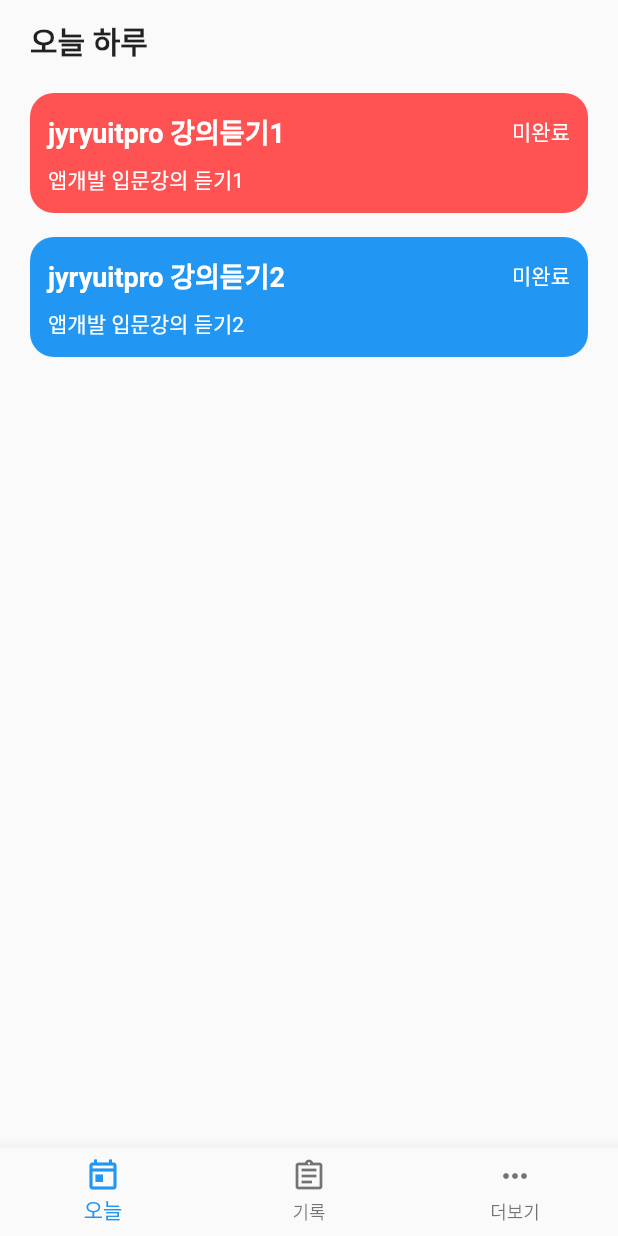
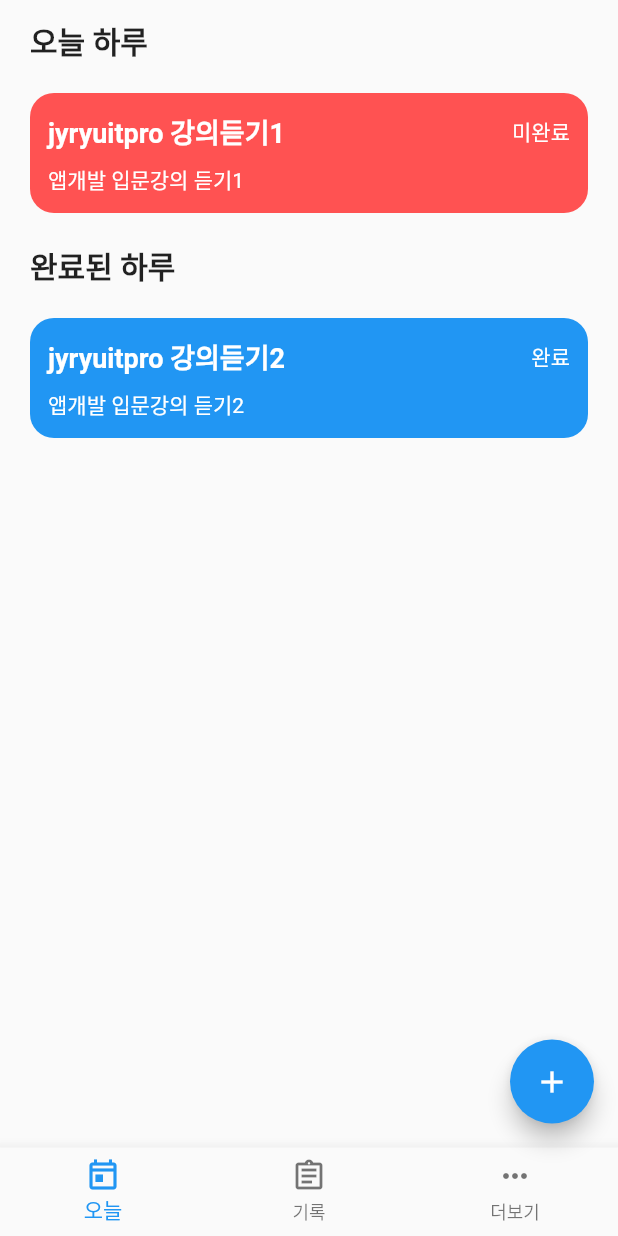
Before and after one commit to jyryuitpro/todo, a Flutter app: the screen it shows after launch, on a phone screen of 412 x 824 dp. Run offline on Flutter 3.47's test engine with Material 2 defaults, Android fonts, the phone set to English and light mode, and no system bars.

```diff
--- a/lib/main.dart
+++ b/lib/main.dart
@@ -1,5 +1,7 @@
 import 'package:flutter/material.dart';
 import 'package:todo/data/todo.dart';
+import 'package:todo/data/utils.dart';
+import 'package:todo/todo_write_page.dart';
 
 void main() {
   runApp(MyApp());
@@ -43,7 +45,7 @@ class _MyHomePageState extends State<MyHomePage> {
       memo: '앱개발 입문강의 듣기2',
       category: '공부',
       color: Colors.blue.value,
-      done: 0,
+      done: 1,
       date: 20210913,
     ),
   ];
@@ -77,12 +79,16 @@ class _MyHomePageState extends State<MyHomePage> {
               ),
             );
           } else if (index == 1) {
+            List<Todo> undone = todos.where((element) {
+              return element.done == 0;
+            }).toList();
+
             return Container(
               child: Column(
                 children: List.generate(
-                  todos.length,
+                  undone.length,
                   (index) {
-                    Todo t = todos[index];
+                    Todo t = undone[index];
                     return Container(
                       decoration: BoxDecoration(
                         color: Color(t.color),
@@ -135,10 +141,108 @@ class _MyHomePageState extends State<MyHomePage> {
               ),
             );
           } else if (index == 2) {
-          } else if (index == 3) {}
+            return Container(
+              margin: EdgeInsets.symmetric(
+                vertical: 12,
+                horizontal: 20,
+              ),
+              child: Text(
+                '완료된 하루',
+                style: TextStyle(
+                  fontSize: 20,
+                  fontWeight: FontWeight.bold,
+                ),
+              ),
+            );
+          } else if (index == 3) {
+            List<Todo> done = todos.where((element) {
+              return element.done == 1;
+            }).toList();
+
+            return Container(
+              child: Column(
+                children: List.generate(
+                  done.length,
+                  (index) {
+                    Todo t = done[index];
+                    return Container(
+                      decoration: BoxDecoration(
+                        color: Color(t.color),
+                        borderRadius: BorderRadius.circular(16),
+                      ),
+                      padding: EdgeInsets.symmetric(
+                        vertical: 12,
+                        horizontal: 12,
+                      ),
+                      margin: EdgeInsets.symmetric(
+                        vertical: 8,
+                        horizontal: 20,
+                      ),
+                      child: Column(
+                        crossAxisAlignment: CrossAxisAlignment.start,
+                        children: [
+                          Row(
+                            mainAxisAlignment: MainAxisAlignment.spaceBetween,
+                            children: [
+                              Text(
+                                t.title,
+                                style: TextStyle(
+                                  fontSize: 18,
+                                  color: Colors.white,
+                                  fontWeight: FontWeight.bold,
+                                ),
+                              ),
+                              Text(
+                                t.done == 0 ? '미완료' : '완료',
+                                style: TextStyle(
+                                  color: Colors.white,
+                                ),
+                              ),
+                            ],
+                          ),
+                          Container(
+                            height: 8,
+                          ),
+                          Text(
+                            t.memo,
+                            style: TextStyle(
+                              color: Colors.white,
+                            ),
+                          ),
+                        ],
+                      ),
+                    );
+                  },
+                ),
+              ),
+            );
+          }
           return Container();
         },
         itemCount: 4,
+      ),
+      floatingActionButton: FloatingActionButton(
+        child: Icon(
+          Icons.add,
+          color: Colors.white,
+        ),
+        onPressed: () async {
+          Todo todo = await Navigator.of(context).push(MaterialPageRoute(
+            builder: (context) => TodoWritePage(
+              todo: Todo(
+                title: '',
+                memo: '',
+                category: '',
+                color: 0,
+                done: 0,
+                date: Utils.getFormatTime(DateTime.now()),
+              ),
+            ),
+          ));
+          setState(() {
+            todos.add(todo);
+          });
+        },
       ),
       bottomNavigationBar: BottomNavigationBar(
         items: [
```
Also changed, not shown: lib/todo_write_page.dart (added, +173 -0 lines).
